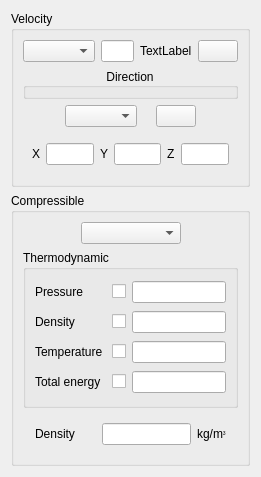
Above: gui/Pages/BoundaryConditionsVelocityInletForm.ui from code-saturne/code_saturne before the change. Below: the same form after it.
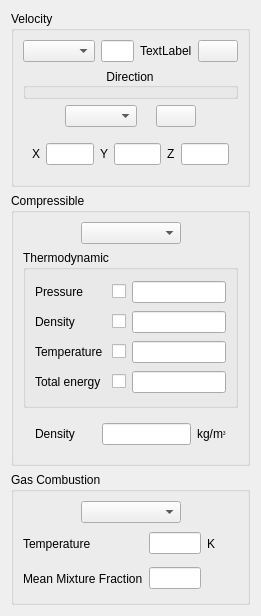
That is the form after the change. Icons and pictures are not drawn.

Commit message: add gas combustion model to Saturne GUI

The edit to the form file:
```diff
--- a/gui/Pages/BoundaryConditionsVelocityInletForm.ui
+++ b/gui/Pages/BoundaryConditionsVelocityInletForm.ui
@@ -7,13 +7,13 @@
     <x>0</x>
     <y>0</y>
     <width>261</width>
-    <height>471</height>
+    <height>611</height>
    </rect>
   </property>
   <property name="windowTitle">
    <string>Form</string>
   </property>
-  <layout class="QGridLayout" name="gridLayout_4">
+  <layout class="QGridLayout" name="gridLayout_6">
    <item row="0" column="0">
     <widget class="QGroupBox" name="groupBoxVelocity">
      <property name="title">
@@ -615,6 +615,149 @@
     </widget>
    </item>
    <item row="2" column="0">
+    <widget class="QGroupBox" name="groupBoxGasCombustion">
+     <property name="title">
+      <string>Gas Combustion</string>
+     </property>
+     <layout class="QGridLayout" name="gridLayout_5">
+      <item row="0" column="0">
+       <layout class="QVBoxLayout" name="verticalLayout_3">
+        <item>
+         <layout class="QGridLayout" name="_9">
+          <property name="margin">
+           <number>0</number>
+          </property>
+          <property name="spacing">
+           <number>6</number>
+          </property>
+          <item row="0" column="0">
+           <spacer>
+            <property name="orientation">
+             <enum>Qt::Horizontal</enum>
+            </property>
+            <property name="sizeHint" stdset="0">
+             <size>
+              <width>40</width>
+              <height>20</height>
+             </size>
+            </property>
+           </spacer>
+          </item>
+          <item row="0" column="2">
+           <spacer>
+            <property name="orientation">
+             <enum>Qt::Horizontal</enum>
+            </property>
+            <property name="sizeHint" stdset="0">
+             <size>
+              <width>40</width>
+              <height>20</height>
+             </size>
+            </property>
+           </spacer>
+          </item>
+          <item row="0" column="1">
+           <widget class="QComboBox" name="comboBoxTypeInletGasComb">
+            <property name="minimumSize">
+             <size>
+              <width>100</width>
+              <height>0</height>
+             </size>
+            </property>
+           </widget>
+          </item>
+         </layout>
+        </item>
+        <item>
+         <layout class="QGridLayout" name="gridLayout_4">
+          <item row="0" column="0">
+           <widget class="QLabel" name="labelTemperature_2">
+            <property name="text">
+             <string>Temperature</string>
+            </property>
+           </widget>
+          </item>
+          <item row="0" column="1">
+           <spacer>
+            <property name="orientation">
+             <enum>Qt::Horizontal</enum>
+            </property>
+            <property name="sizeHint" stdset="0">
+             <size>
+              <width>21</width>
+              <height>29</height>
+             </size>
+            </property>
+           </spacer>
+          </item>
+          <item row="0" column="2">
+           <widget class="QLineEdit" name="lineEditTemperatureGasComb">
+            <property name="maximumSize">
+             <size>
+              <width>80</width>
+              <height>16777215</height>
+             </size>
+            </property>
+           </widget>
+          </item>
+          <item row="0" column="3">
+           <widget class="QLabel" name="labelUnitTemp">
+            <property name="text">
+             <string>K</string>
+            </property>
+           </widget>
+          </item>
+          <item row="0" column="4">
+           <spacer>
+            <property name="orientation">
+             <enum>Qt::Horizontal</enum>
+            </property>
+            <property name="sizeHint" stdset="0">
+             <size>
+              <width>21</width>
+              <height>29</height>
+             </size>
+            </property>
+           </spacer>
+          </item>
+          <item row="1" column="0" colspan="2">
+           <widget class="QLabel" name="labelFraction">
+            <property name="text">
+             <string>Mean Mixture Fraction</string>
+            </property>
+           </widget>
+          </item>
+          <item row="1" column="2">
+           <widget class="QLineEdit" name="lineEditFraction">
+            <property name="maximumSize">
+             <size>
+              <width>80</width>
+              <height>16777215</height>
+             </size>
+            </property>
+           </widget>
+          </item>
+          <item row="1" column="3" colspan="2">
+           <spacer>
+            <property name="orientation">
+             <enum>Qt::Horizontal</enum>
+            </property>
+            <property name="sizeHint" stdset="0">
+             <size>
+              <width>58</width>
+              <height>29</height>
+             </size>
+            </property>
+           </spacer>
+          </item>
+         </layout>
+        </item>
+       </layout>
+      </item>
+     </layout>
+    </widget>
+   </item>
+   <item row="3" column="0">
     <spacer name="spacer_2">
      <property name="orientation">
       <enum>Qt::Vertical</enum>
```
The commit also changes 32 other files.
